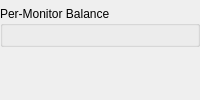
Qt form ui/forms/ScreenMirrorEffectShell.ui (Wolfieeewolf/OpenRGB3DSpatialPlugin) before a commit.
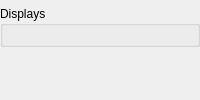
The same form after that commit.

Commit message:
fix: harden Screen Mirror capture and simplify display settings UI
Stabilize Auto DXGI/GDI (no flip-flop), prefer SDR capture, fix upside-down frames, and show one display settings page via a picker so multi-monitor layouts stay usable.

```diff
--- a/ui/forms/ScreenMirrorEffectShell.ui
+++ b/ui/forms/ScreenMirrorEffectShell.ui
@@ -21,7 +21,10 @@
    <item>
     <widget class="QGroupBox" name="monitorsGroup">
      <property name="title">
-      <string>Per-Monitor Balance</string>
+      <string>Displays</string>
+     </property>
+     <property name="toolTip">
+      <string>Pick a display in the dropdown to edit only that plane's settings.</string>
      </property>
      <layout class="QVBoxLayout" name="monitorsLayout">
       <property name="spacing">
```
The commit also changes 13 other files.
